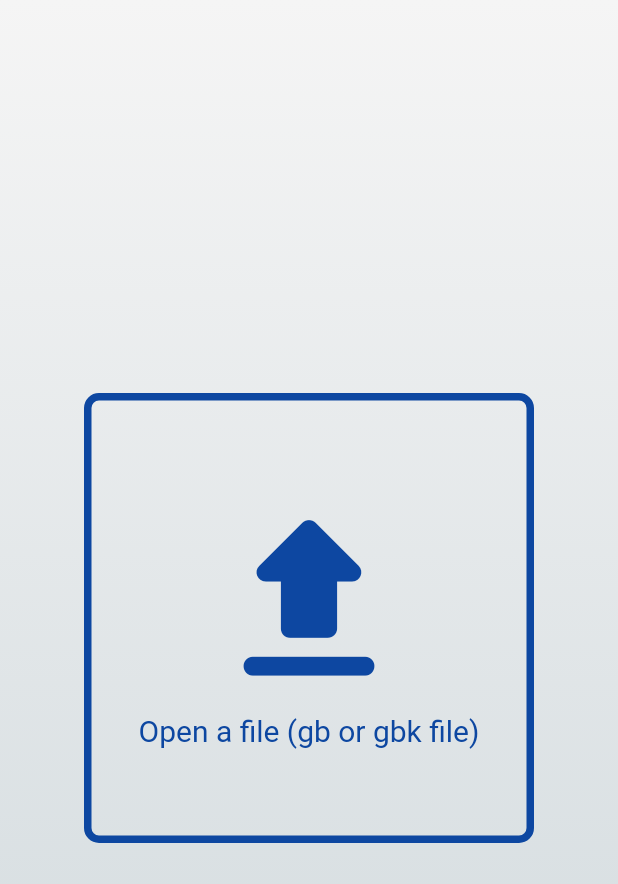
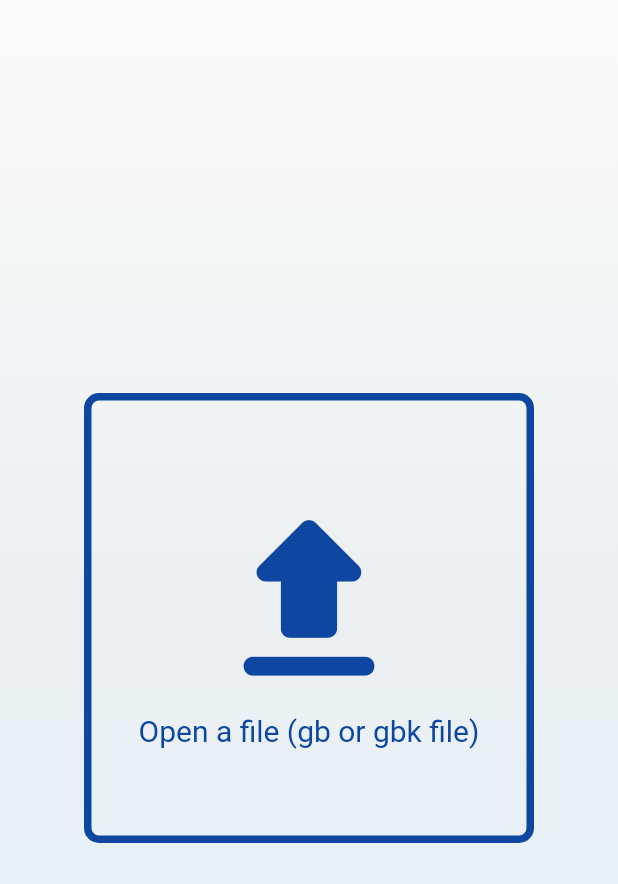
Before and after one commit to oberdancunha/flutter-fluttemis-app, a Flutter app: the screen it shows after launch, on a phone screen of 412 x 824 dp. Shown: the top 884 px of the screen. Run offline on Flutter 3.47's test engine with Material 2 defaults, Android fonts, the phone set to English and light mode, and no system bars; our stand-ins replace dartz, file_picker, flutter_bloc, flutter_modular, freezed_annotation, kt_dart; missing offline and left inert: bio, linked_scroll_controller, touchable.

Commit message:
Refactoring of file name and classes and localizations. Change background color.

```diff
--- a/lib/presentation/core/app_page.dart
+++ b/lib/presentation/core/app_page.dart
@@ -1,24 +1,15 @@
 import 'package:flutter/material.dart';
 
+import '../core/templates/background_template.dart';
 import 'widgets/upload_file.dart';
 
 class AppPage extends StatelessWidget {
   const AppPage({Key? key}) : super(key: key);
 
   @override
-  Widget build(BuildContext context) => Scaffold(
-        body: Container(
-          decoration: BoxDecoration(
-            gradient: LinearGradient(
-              begin: Alignment.topCenter,
-              end: Alignment.bottomCenter,
-              colors: [
-                Colors.grey.shade100,
-                Colors.blueGrey.shade100,
-              ],
-            ),
-          ),
-          child: const UploadFile(),
+  Widget build(BuildContext context) => const Scaffold(
+        body: BackgroundTemplate(
+          child: UploadFile(),
         ),
       );
 }
--- /dev/null
+++ b/lib/presentation/core/templates/background_template.dart
@@ -0,0 +1,27 @@
+import 'package:flutter/material.dart';
+
+class BackgroundTemplate extends StatelessWidget {
+  final Widget child;
+
+  const BackgroundTemplate({
+    required this.child,
+    Key? key,
+  }) : super(key: key);
+
+  @override
+  Widget build(BuildContext context) => Container(
+        width: MediaQuery.of(context).size.width,
+        decoration: BoxDecoration(
+          gradient: LinearGradient(
+            begin: Alignment.topCenter,
+            end: Alignment.bottomCenter,
+            colors: [
+              Colors.grey.shade50,
+              Colors.blueGrey.shade50,
+              Colors.lightBlue.shade50,
+            ],
+          ),
+        ),
+        child: child,
+      );
+}
--- a/lib/presentation/core/templates/container_box_template.dart
+++ b/lib/presentation/core/templates/container_box_template.dart
@@ -6,6 +6,7 @@ class ContainerBoxTemplate extends StatelessWidget {
   final double? width;
   final BoxBorder? border;
   final Color? boxShadowColor;
+  final BoxConstraints? constraints;
 
   const ContainerBoxTemplate({
     required this.child,
@@ -13,11 +14,13 @@ class ContainerBoxTemplate extends StatelessWidget {
     this.width,
     this.border,
     this.boxShadowColor = Colors.grey,
+    this.constraints,
     Key? key,
   }) : super(key: key);
 
   @override
   Widget build(BuildContext context) => Container(
+        constraints: constraints,
         width: width,
         height: height,
         decoration: BoxDecoration(
--- a/lib/presentation/locus/draw/draw_locus_feature.dart
+++ b/lib/presentation/locus/draw/draw_locus_features.dart
@@ -6,7 +6,7 @@ import 'package:touchable/touchable.dart';
 import '../../../application/locus/locus_bloc.dart';
 import '../../../domain/locus/feature.dart';
 
-class DrawLocusFeature extends CustomPainter {
+class DrawLocusFeatures extends CustomPainter {
   final double screenWidthScale;
   final BuildContext context;
   final List<Feature> features;
@@ -15,7 +15,7 @@ class DrawLocusFeature extends CustomPainter {
   final LocusState locusState;
   final minimalLengthToDrawAdjust = 12;
 
-  DrawLocusFeature({
+  DrawLocusFeatures({
     required this.screenWidthScale,
     required this.context,
     required this.features,
--- a/lib/presentation/locus/widgets/locus_features/locus_features_colors_labels_widget.dart
+++ b/lib/presentation/locus/widgets/locus_features/locus_features_colors_labels_widget.dart
@@ -26,6 +26,8 @@ class LocusFeaturesColorsLabelsWidget extends StatelessWidget {
               _printLabel(backgroundColor: colorLocusFeaturePutativeProduct),
               const SizedBox(width: 15),
               _printLabel(backgroundColor: colorLocusFeatureUnknownProduct),
+              const SizedBox(width: 15),
+              _printLabel(backgroundColor: colorLocusFeatureNotProduct),
             ],
           ),
         ],
@@ -34,7 +36,7 @@ class LocusFeaturesColorsLabelsWidget extends StatelessWidget {
   Widget _printLabel({required Color backgroundColor}) => Column(
         children: [
           Text(
-            '${productDictionaryLabel[backgroundColor]} product',
+            '${productDictionaryLabel[backgroundColor] ?? 'Not'} product',
             style: const TextStyle(fontSize: 13),
           ),
           const SizedBox(height: 5),
--- a/lib/presentation/locus/widgets/locus_features/locus_features_draw_scale_widget.dart
+++ b/lib/presentation/locus/widgets/locus_features/locus_features_draw/locus_features_draw_scale_widget.dart
@@ -1,6 +1,6 @@
 import 'package:flutter/material.dart';
 
-import '../../draw/draw_locus_scale.dart';
+import '../../../draw/draw_locus_scale.dart';
 
 class LocusFeaturesDrawScaleWidget extends StatelessWidget {
   final int locusLength;
--- a/lib/presentation/locus/widgets/locus_features/locus_features_types_list_widget.dart
+++ b/lib/presentation/locus/widgets/locus_features/locus_features_draw/locus_features_draw_types_list_widget.dart
@@ -1,11 +1,11 @@
 import 'package:flutter/material.dart';
 
-import '../../../../domain/locus/feature.dart';
+import '../../../../../domain/locus/feature.dart';
 
-class LocusFeaturesTypesListWidget extends StatelessWidget {
+class LocusFeaturesDrawTypesListWidget extends StatelessWidget {
   final Map<String, List<Feature>> featuresTypes;
 
-  const LocusFeaturesTypesListWidget({
+  const LocusFeaturesDrawTypesListWidget({
     required this.featuresTypes,
     Key? key,
   }) : super(key: key);
```
Also changed, not shown: lib/presentation/locus/locus_page.dart (+2 -12 lines), lib/presentation/locus/widgets/locus_details_widget.dart (+4 -3 lines), lib/presentation/locus/widgets/locus_features/locus_features_details_widget.dart (+10 -9 lines), lib/presentation/locus/widgets/locus_features/locus_features_draw/locus_features_draw_widget.dart (renamed from lib/presentation/locus/widgets/locus_features/locus_features_draw_widget.dart, +4 -4 lines), lib/presentation/locus/widgets/locus_features/locus_features_scale_widget.dart (+15 -12 lines).
